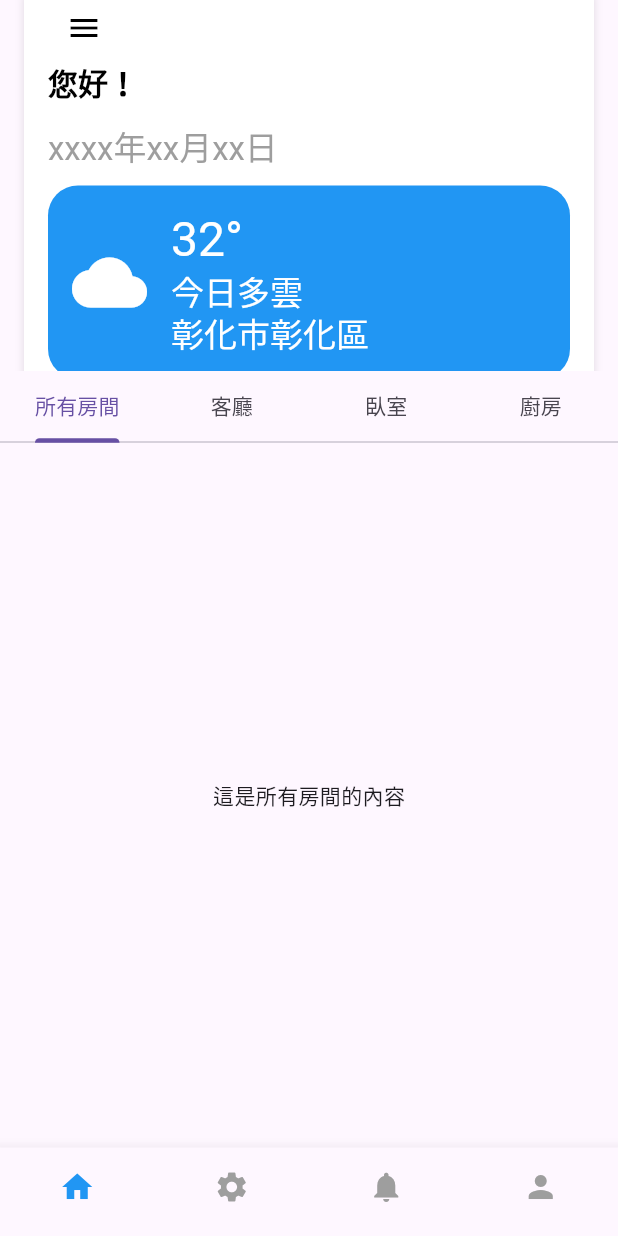
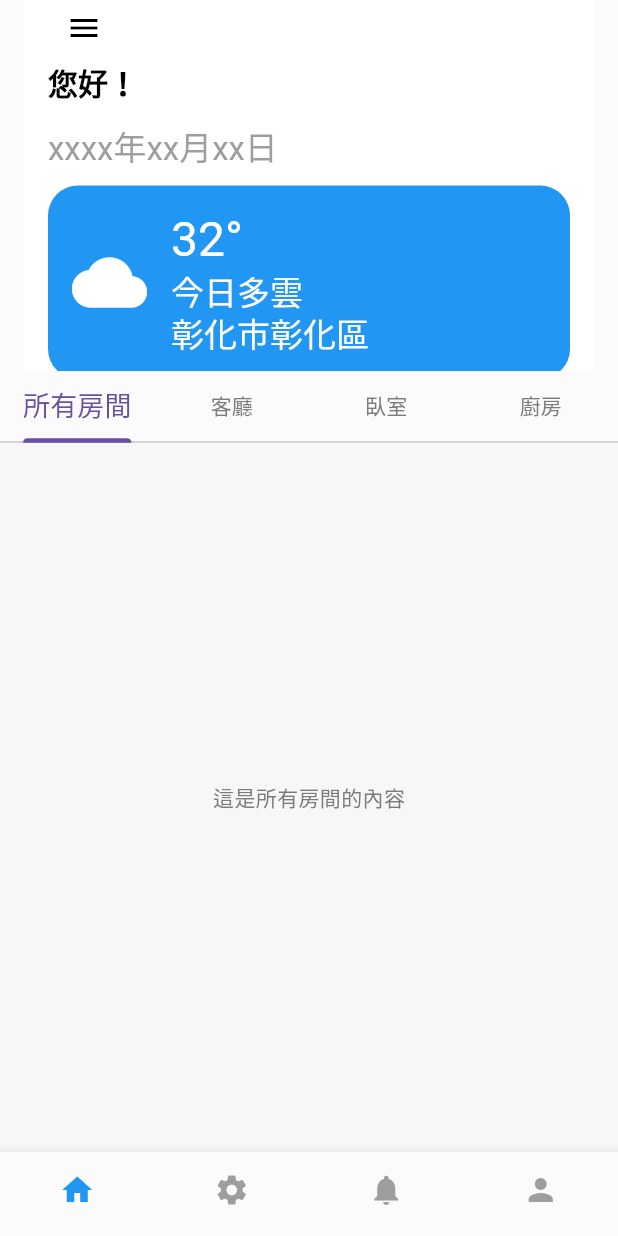
Before and after one commit to ncueteam/extendable_aiot, a Flutter app: the screen it shows after launch, on a phone screen of 412 x 824 dp. Run offline on Flutter 3.47's test engine with Material 3 defaults, Android fonts, the phone set to English and light mode, and no system bars.

Commit message:
Refactor RootPageHead decoration and add app theme configuration

```diff
--- a/lib/components/root_page_head.dart
+++ b/lib/components/root_page_head.dart
@@ -13,12 +13,7 @@ class _RootPageHeadState extends State<RootPageHead> {
     return Container(
       //height: MediaQuery.of(context).size.height / 3,
       padding: const EdgeInsets.symmetric(horizontal: 16),
-      decoration: BoxDecoration(
-        color: Colors.white,
-        boxShadow: [
-          BoxShadow(color: Colors.black12, blurRadius: 4, offset: Offset(0, 2)),
-        ],
-      ),
+      decoration: BoxDecoration(color: Colors.white),
       child: Column(
         crossAxisAlignment: CrossAxisAlignment.start,
         children: [
--- /dev/null
+++ b/lib/config/app_theme.dart
@@ -0,0 +1,37 @@
+import 'package:flutter/material.dart';
+import 'app_colors.dart';
+
+final ThemeData themeData = ThemeData(
+  primaryColor: AppColors.primary,//主題色
+  scaffoldBackgroundColor: AppColors.page,//頁面背景色
+  indicatorColor: AppColors.active, // 選項卡列中所選選項卡指示器的顏色
+  splashColor: Colors.transparent, // 取消水波纹效果
+  highlightColor: Colors.transparent, // 取消水波纹效果
+  textTheme: const TextTheme(
+    bodyMedium: TextStyle(
+      color: AppColors.unactive, // 文字颜色
+    ),
+  ),
+  // tabbar的样式
+  tabBarTheme: const TabBarTheme(
+    unselectedLabelColor: AppColors.unactive,
+    indicatorSize: TabBarIndicatorSize.label,
+    labelStyle: TextStyle(
+      fontSize: 18,
+    ),
+    labelPadding: EdgeInsets.symmetric(horizontal: 12),
+  ),
+  appBarTheme: const AppBarTheme(
+    backgroundColor: AppColors.nav,
+    elevation: 0,
+  ),
+  //底部按鈕主題
+  bottomNavigationBarTheme: const BottomNavigationBarThemeData(
+    backgroundColor: AppColors.nav,
+    selectedItemColor: AppColors.active,
+    unselectedItemColor: AppColors.unactive,
+    selectedLabelStyle: TextStyle(
+      fontSize: 12,
+    ),
+  ),
+);
--- a/lib/main.dart
+++ b/lib/main.dart
@@ -1,5 +1,6 @@
 import 'package:flutter/material.dart';
 import 'package:extendable_aiot/root_page.dart';
+import 'config/app_theme.dart';
 
 void main() async{
   runApp(const MyApp());
@@ -12,6 +13,7 @@ class MyApp extends StatelessWidget {
   @override
   Widget build(BuildContext context) {
     return MaterialApp(
+      theme: themeData,
       //title: 'NCUE AIOT',
       debugShowCheckedModeBanner: false, //去掉右上角的紅色橫條
       home: const RootPage(),
```
Also changed, not shown: lib/config/app_colors.dart (added, +42 -0 lines).
